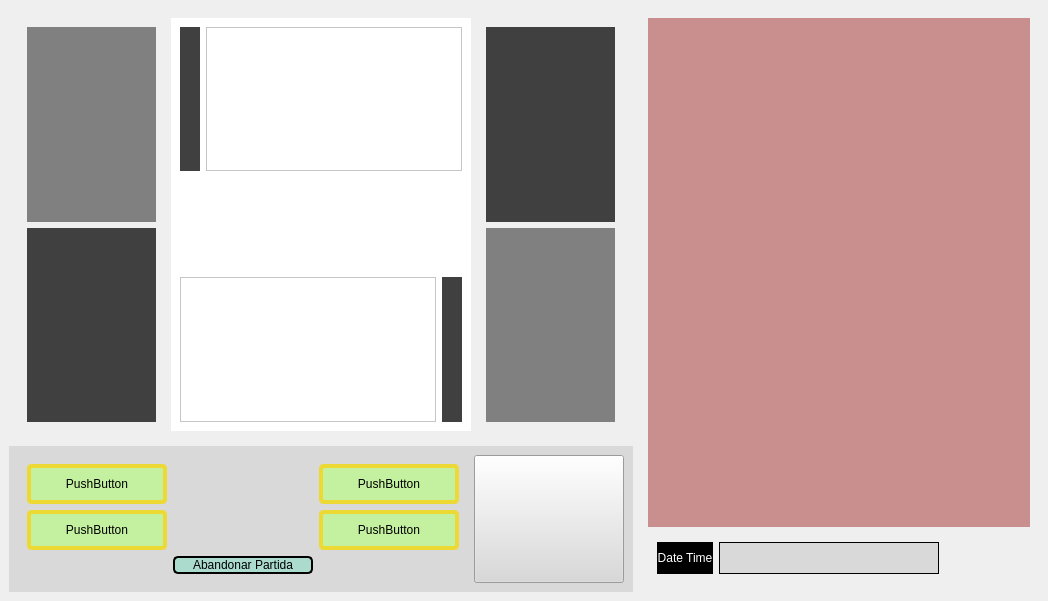
Old version of the form Pràctica 2/pantallas ui/pantalla_lucha_definitiva.ui in the repository Joel-Malonda-2209/Proyecto_Pokemon.
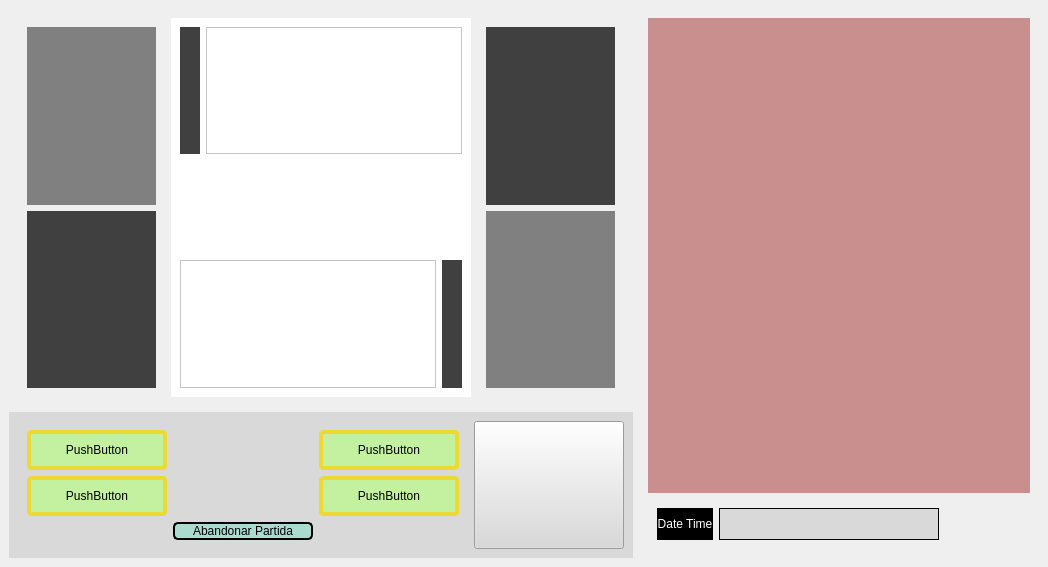
New version of the form. Icons and pictures are not drawn.

What changed in the file:
```diff
--- a/Pràctica 2/pantallas ui/pantalla_lucha_definitiva.ui
+++ b/Pràctica 2/pantallas ui/pantalla_lucha_definitiva.ui
@@ -7,7 +7,7 @@
     <x>0</x>
     <y>0</y>
     <width>1048</width>
-    <height>601</height>
+    <height>567</height>
    </rect>
   </property>
   <property name="sizePolicy">
```
